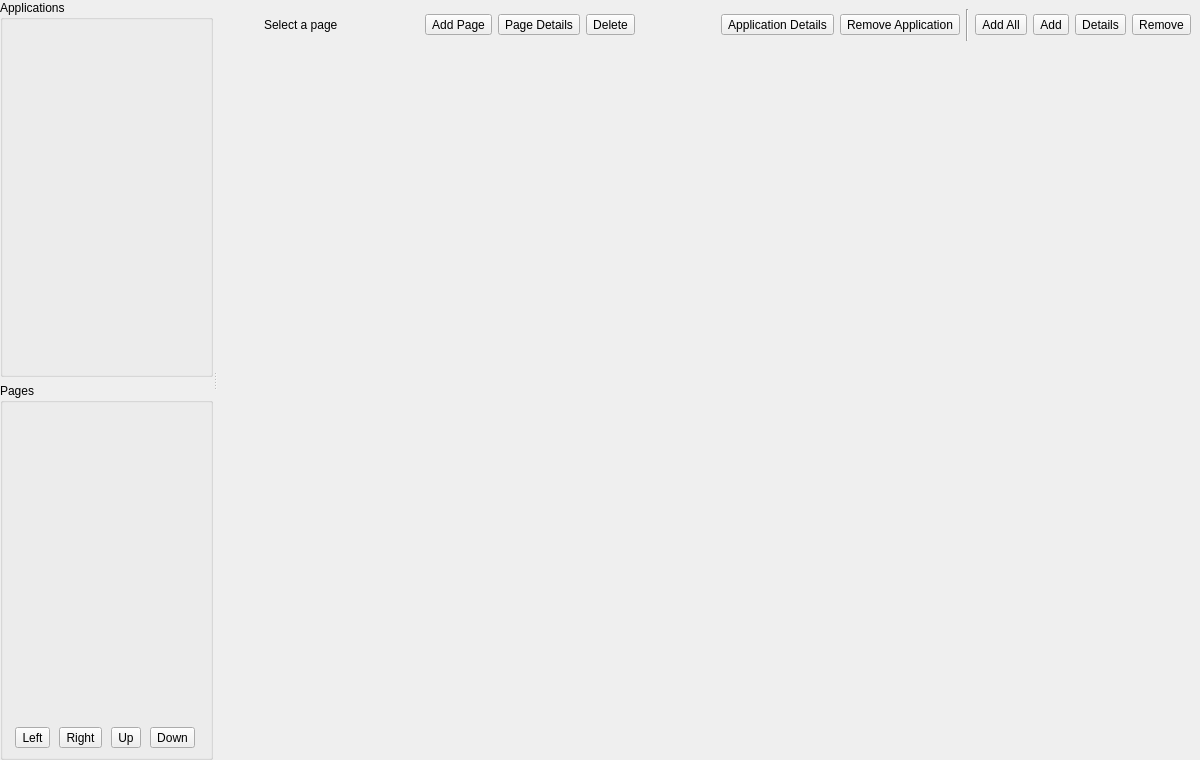
Above: ui/settings/Apps.ui from OpenFairWind/FairWindSK before the change. Below: the same form after it.
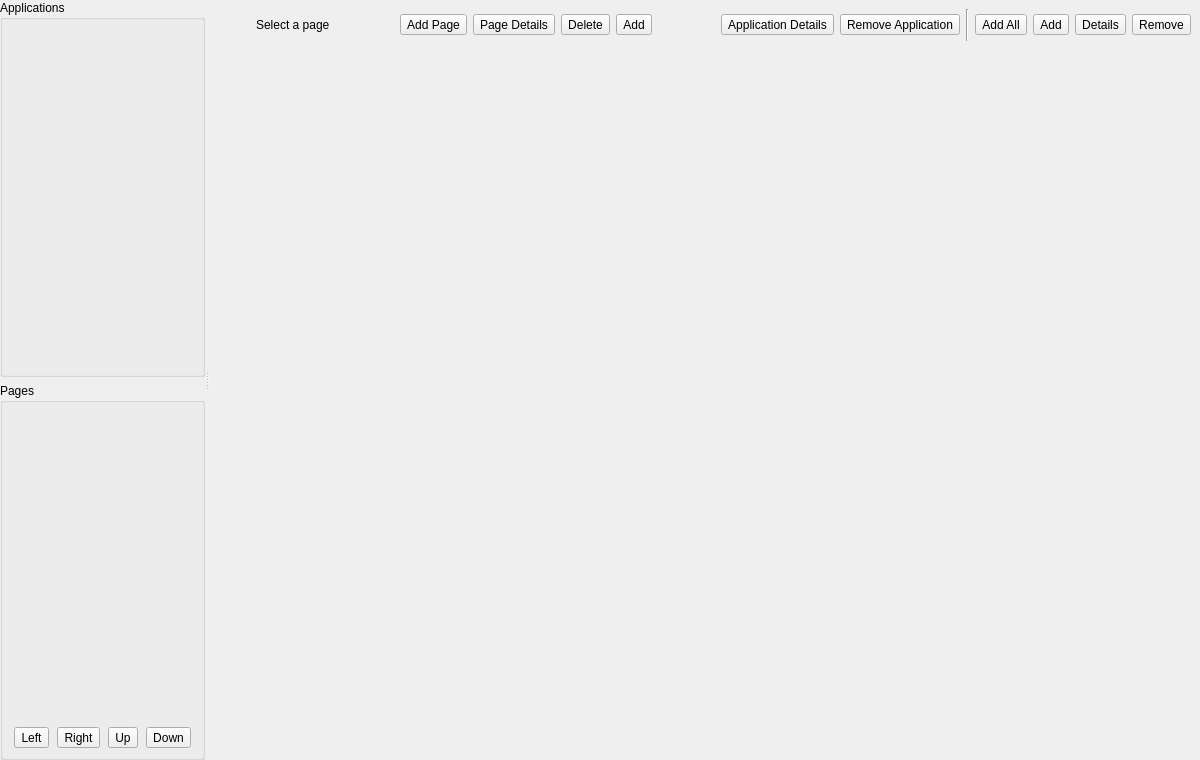
That is the form after the change. Icons and pictures are not drawn.

Commit message: Add page action and launcher breadcrumbs

```diff
--- a/ui/settings/Apps.ui
+++ b/ui/settings/Apps.ui
@@ -363,6 +363,29 @@
                  </property>
                 </widget>
                </item>
+               <item>
+                <widget class="QToolButton" name="toolButton_AddSelectedAppToPage">
+                 <property name="toolTip">
+                  <string>Add selected application to current page</string>
+                 </property>
+                 <property name="icon">
+                  <iconset>
+                   <normaloff>:/resources/svg/OpenBridge/widget-add-google.svg</normaloff>:/resources/svg/OpenBridge/widget-add-google.svg</iconset>
+                 </property>
+                 <property name="iconSize">
+                  <size>
+                   <width>24</width>
+                   <height>24</height>
+                  </size>
+                 </property>
+                 <property name="toolButtonStyle">
+                  <enum>Qt::ToolButtonIconOnly</enum>
+                 </property>
+                 <property name="text">
+                  <string>Add</string>
+                 </property>
+                </widget>
+               </item>
               </layout>
              </item>
              <item>
```
Left out of the diff: 4 changed lines with no effect on the pictures. The commit also changes 3 other files.
